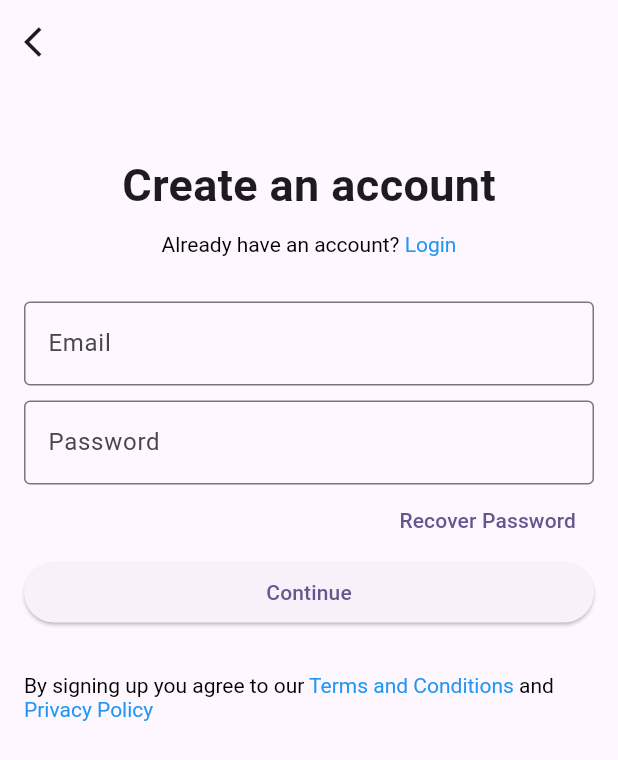
After one commit to sanamdongol/flutter_cosmos_bce, a Flutter app: the SignUp screen opened directly, on a phone screen of 412 x 824 dp. The commit adds this screen. Shown: the top 760 px of the screen. Run offline on Flutter 3.47's test engine with Material 3 defaults, Android fonts, the light colour scheme and no system bars.

Commit message:
minor changes

```diff
--- /dev/null
+++ b/lib/sign_up.dart
@@ -0,0 +1,116 @@
+import 'package:flutter/gestures.dart';
+import 'package:flutter/material.dart';
+import 'package:flutter_cosmos_class/dashboard.dart';
+
+class SignUp extends StatefulWidget {
+  const SignUp({super.key});
+
+  @override
+  State<SignUp> createState() => _SignUpState();
+}
+
+class _SignUpState extends State<SignUp> {
+  @override
+  Widget build(BuildContext context) {
+    return Scaffold(
+      appBar: AppBar(
+        leading: IconButton(
+          icon: Icon(Icons.arrow_back_ios),
+          onPressed: () {
+            Navigator.pop(context);
+          },
+        ),
+      ),
+      body: Padding(
+        padding: const EdgeInsets.all(16.0),
+        child: ListView(
+          children: [
+            SizedBox(height: 30.0),
+            Center(
+              child: Text(
+                'Create an account',
+                style: TextStyle(fontSize: 30.0, fontWeight: FontWeight.bold),
+              ),
+            ),
+            SizedBox(height: 10.0),
+            Center(
+              child: RichText(
+                text: TextSpan(
+                  text: 'Already have an account? ',
+                  style: TextStyle(color: Colors.black),
+                  children: [
+                    TextSpan(
+                      text: 'Login',
+                      style: TextStyle(color: Colors.blue),
+                    ),
+                  ],
+                ),
+              ),
+            ),
+            SizedBox(height: 30.0),
+            TextField(
+              decoration: InputDecoration(
+                border: OutlineInputBorder(),
+                hintText: 'Enter Email Address',
+                label: Text(
+                  'Email',
+                ),
+              ),
+            ),
+            SizedBox(height: 10),
+            TextField(
+              decoration: InputDecoration(
+                border: OutlineInputBorder(),
+                hintText: 'Enter Password',
+                label: Text(
+                  'Password',
+                ),
+              ),
+            ),
+            Row(
+              mainAxisAlignment: MainAxisAlignment.end,
+              children: [
+                TextButton(onPressed: () {}, child: Text('Recover Password')),
+              ],
+            ),
+            ElevatedButton(onPressed: () {
+              Navigator.push(context,
+                  MaterialPageRoute(builder: (context) => DashboardPage(),));
+
+            }, child: Text('Continue')),
+            SizedBox(height: 30),
+            Center(
+              child: RichText(
+                text: TextSpan(
+                  text: 'By signing up you agree to our ',
+                  style: TextStyle(color: Colors.black),
+                  children: [
+                    TextSpan(
+                      recognizer: TapGestureRecognizer()
+                        ..onTap = () {
+                          Navigator.push(
+                              context,
+                              MaterialPageRoute(
+                                  builder: (context) => SignUp()));
+                        },
+                      text: 'Terms and Conditions',
+                      style: TextStyle(color: Colors.blue),
+                    ),
+                    TextSpan(
+                      text: ' and ',
+                      style: TextStyle(color: Colors.black),
+                    ),
+                    TextSpan(
+                      text: 'Privacy Policy',
+                      style: TextStyle(color: Colors.blue),
+                    )
+                  ],
+                ),
+              ),
+            ),
+          ],
+        ),
+      ),
+    );
+  }
+}
```
Also changed, not shown: lib/dashboard.dart (+47 -1 lines), lib/main.dart (+8 -0 lines).
